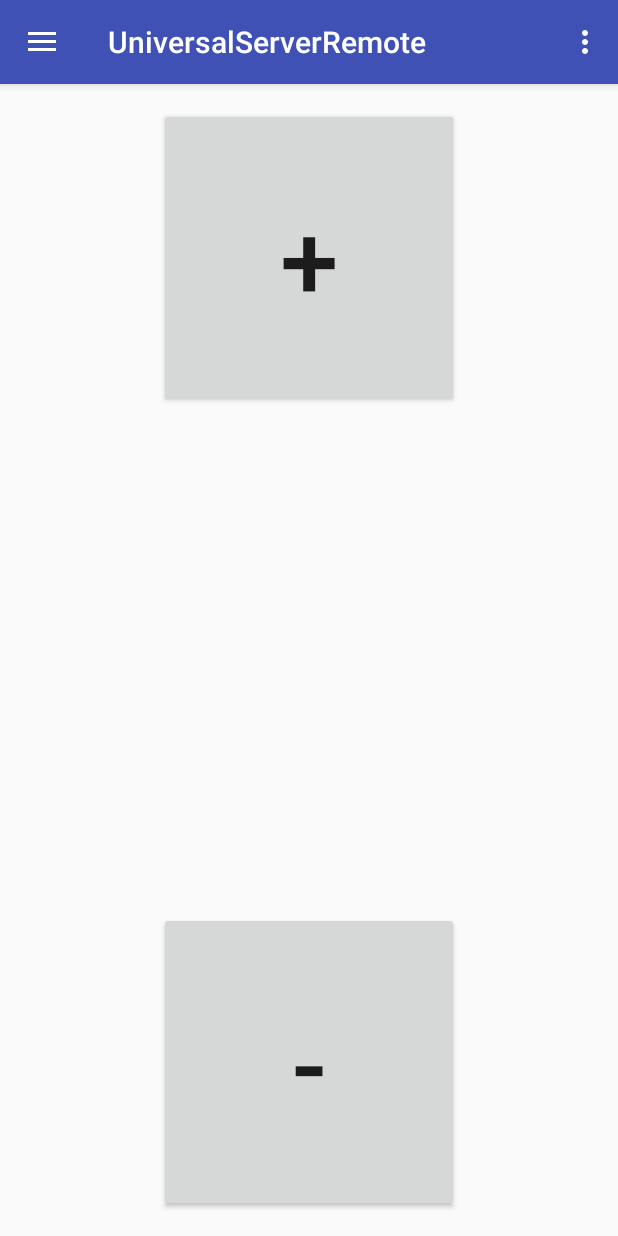
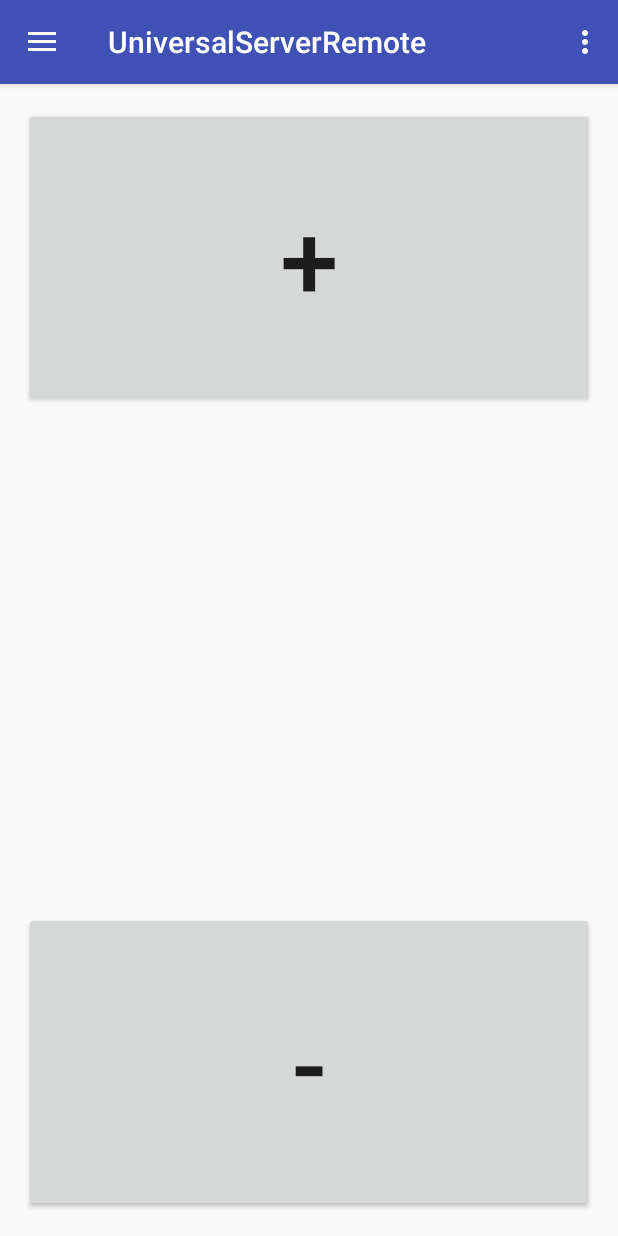
Before and after one commit to max-wittig/UniversalServerRemote, an Android app: the screen it shows after launch (MainActivity), in the side drawer, after a tap on "Volume", on a phone screen of 412 x 824 dp. Run offline under Robolectric (Android 15) with nearby library versions, the phone set to English and light mode, and no system bars.

Commit message:
app is now saving last open fragment position

```diff
--- a/app/src/main/java/com/maxwittig/universalserverremote/MainActivity.java
+++ b/app/src/main/java/com/maxwittig/universalserverremote/MainActivity.java
@@ -2,10 +2,8 @@ package com.maxwittig.universalserverremote;
 
 import android.app.Fragment;
 import android.app.FragmentManager;
+import android.content.SharedPreferences;
 import android.os.Bundle;
-import android.support.design.widget.FloatingActionButton;
-import android.support.design.widget.Snackbar;
-import android.view.View;
 import android.support.design.widget.NavigationView;
 import android.support.v4.view.GravityCompat;
 import android.support.v4.widget.DrawerLayout;
@@ -14,11 +12,10 @@ import android.support.v7.app.AppCompatActivity;
 import android.support.v7.widget.Toolbar;
 import android.view.Menu;
 import android.view.MenuItem;
-import android.widget.Toast;
 
-import com.android.volley.toolbox.StringRequest;
-import com.maxwittig.universalserverremote.commands.AlertFragment;
-import com.maxwittig.universalserverremote.commands.VolumeControlFragment;
+import com.maxwittig.universalserverremote.fragments.AlertFragment;
+import com.maxwittig.universalserverremote.fragments.SettingsFragment;
+import com.maxwittig.universalserverremote.fragments.VolumeControlFragment;
 
 public class MainActivity extends AppCompatActivity
         implements NavigationView.OnNavigationItemSelectedListener
@@ -52,6 +49,13 @@ public class MainActivity extends AppCompatActivity
 
         NavigationView navigationView = (NavigationView) findViewById(R.id.nav_view);
         navigationView.setNavigationItemSelectedListener(this);
+        loadSharedPreferences();
+        openLastFragment();
+    }
+
+    private void openLastFragment()
+    {
+
     }
 
     @Override
@@ -76,6 +80,38 @@ public class MainActivity extends AppCompatActivity
         return true;
     }
 
+    private void loadSharedPreferences()
+    {
+        SharedPreferences settings = getSharedPreferences("main", 0);
+        if(settings != null)
+        {
+            postSender.getSettings().setPort(settings.getInt("hostPort", 8000));
+            postSender.getSettings().setUrl(settings.getString("hostIP", "127.0.0.1"));
+            try
+            {
+                String classString = "com.maxwittig.universalserverremote.fragments." + settings.getString("currentOpenFragmentName", "SettingsFragment");
+                Class className = Class.forName(classString);
+                Fragment fragment = (Fragment)className.newInstance();
+                getFragmentManager().beginTransaction().replace(R.id.content_main, fragment).commit();
+            }
+            catch (Exception e)
+            {
+                e.printStackTrace();
+            }
+        }
+    }
+
+    private void saveCurrentFragment(String currentOpenFragmentName)
+    {
+        // We need an Editor object to make preference changes.
+        // All objects are from android.context.Context
+        SharedPreferences settings = getSharedPreferences("main", 0);
+        SharedPreferences.Editor editor = settings.edit();
+        editor.putString("currentOpenFragmentName", currentOpenFragmentName);
+        editor.apply();
+    }
+
+
     @Override
     public boolean onOptionsItemSelected(MenuItem item)
     {
@@ -93,7 +129,6 @@ public class MainActivity extends AppCompatActivity
         return super.onOptionsItemSelected(item);
     }
 
-    @SuppressWarnings("StatementWithEmptyBody")
     @Override
     public boolean onNavigationItemSelected(MenuItem item)
     {
@@ -104,37 +139,27 @@ public class MainActivity extends AppCompatActivity
         Bundle bundle = new Bundle();
         bundle.putParcelable("PostSender", postSender);
 
-
         if (id == R.id.nav_alert)
         {
             chosenFragment = new AlertFragment();
+            saveCurrentFragment("AlertFragment");
         }
         else if (id == R.id.nav_volume)
         {
             chosenFragment = new VolumeControlFragment();
+            saveCurrentFragment("VolumeControlFragment");
 
         }
         else if (id == R.id.nav_settings)
         {
             chosenFragment = new SettingsFragment();
+            saveCurrentFragment("SettingsFragment");
         }
-        else if (id == R.id.nav_manage)
-        {
 
-        }
-        else if (id == R.id.nav_share)
-        {
-
-        }
-        else if (id == R.id.nav_send)
-        {
-
-        }
         if(chosenFragment != null)
         {
             chosenFragment.setArguments(bundle);
             fragmentManager.beginTransaction().replace(R.id.content_main, chosenFragment).commit();
-            chosenFragment = null;
         }
 
         DrawerLayout drawer = (DrawerLayout) findViewById(R.id.drawer_layout);
--- a/app/src/main/java/com/maxwittig/universalserverremote/commands/AlertFragment.java
+++ b/app/src/main/java/com/maxwittig/universalserverremote/fragments/AlertFragment.java
@@ -1,8 +1,7 @@
-package com.maxwittig.universalserverremote.commands;
+package com.maxwittig.universalserverremote.fragments;
 
 
 import android.os.Bundle;
-import android.app.Fragment;
 import android.view.LayoutInflater;
 import android.view.View;
 import android.view.ViewGroup;
@@ -11,7 +10,6 @@ import android.widget.EditText;
 import android.widget.Toast;
 
 import com.maxwittig.universalserverremote.AbstractPostSendFragment;
-import com.maxwittig.universalserverremote.PostSender;
 import com.maxwittig.universalserverremote.R;
 
 
--- a/app/src/main/java/com/maxwittig/universalserverremote/SettingsFragment.java
+++ b/app/src/main/java/com/maxwittig/universalserverremote/fragments/SettingsFragment.java
@@ -1,7 +1,8 @@
-package com.maxwittig.universalserverremote;
+package com.maxwittig.universalserverremote.fragments;
 
 
 import android.content.Context;
+import android.content.SharedPreferences;
 import android.os.Bundle;
 import android.app.Fragment;
 import android.view.LayoutInflater;
@@ -10,6 +11,9 @@ import android.view.ViewGroup;
 import android.view.inputmethod.InputMethodManager;
 import android.widget.Button;
 import android.widget.EditText;
+
+import com.maxwittig.universalserverremote.AbstractPostSendFragment;
+import com.maxwittig.universalserverremote.R;
 
 import static android.content.Context.INPUT_METHOD_SERVICE;
 
@@ -22,6 +26,7 @@ public class SettingsFragment extends AbstractPostSendFragment
     private EditText ipEditText;
     private EditText portEditText;
     private Button settingsSaveButton;
+    private final String PREFS_NAME = "main";
 
 
     @Override
@@ -38,14 +43,39 @@ public class SettingsFragment extends AbstractPostSendFragment
             @Override
             public void onClick(View view)
             {
-                postSender.getSettings().setPort(Integer.parseInt(portEditText.getText().toString()));
-                postSender.getSettings().setUrl(ipEditText.getText().toString());
+                String portString = portEditText.getText().toString();
+                String ipString = ipEditText.getText().toString();
+                postSender.getSettings().setPort(Integer.parseInt(portString));
+                postSender.getSettings().setUrl(ipString);
                 hideSoftKeyBoard();
+                saveSharedPreferences(ipString, Integer.parseInt(portString));
             }
         });
-        portEditText.setText(String.valueOf(postSender.getSettings().getPort()));
-        ipEditText.setText(postSender.getSettings().getUrl());
+        //portEditText.setText(String.valueOf(postSender.getSettings().getPort()));
+        //ipEditText.setText(postSender.getSettings().getUrl());
+        loadSharedPreferences();
         return view;
+    }
+
+    private void loadSharedPreferences()
+    {
+        SharedPreferences settings = getActivity().getSharedPreferences(PREFS_NAME, 0);
+        if(settings != null)
+        {
+            ipEditText.setText(settings.getString("hostIP", "127.0.0.1"));
+            portEditText.setText(String.valueOf(settings.getInt("hostPort", 8000)));
+        }
+    }
+
+    private void saveSharedPreferences(String ip, int port)
+    {
+        // We need an Editor object to make preference changes.
+        // All objects are from android.context.Context
+        SharedPreferences settings = getActivity().getSharedPreferences(PREFS_NAME, 0);
+        SharedPreferences.Editor editor = settings.edit();
+        editor.putString("hostIP", ip);
+        editor.putInt("hostPort", port);
+        editor.apply();
     }
 
     private void hideSoftKeyBoard()
--- a/app/src/main/java/com/maxwittig/universalserverremote/commands/VolumeControlFragment.java
+++ b/app/src/main/java/com/maxwittig/universalserverremote/fragments/VolumeControlFragment.java
@@ -1,8 +1,7 @@
-package com.maxwittig.universalserverremote.commands;
+package com.maxwittig.universalserverremote.fragments;
 
 
 import android.os.Bundle;
-import android.app.Fragment;
 import android.view.LayoutInflater;
 import android.view.View;
 import android.view.ViewGroup;
@@ -10,7 +9,6 @@ import android.widget.Button;
 import android.widget.TextView;
 
 import com.maxwittig.universalserverremote.AbstractPostSendFragment;
-import com.maxwittig.universalserverremote.PostSender;
 import com.maxwittig.universalserverremote.R;
 
 public class VolumeControlFragment extends AbstractPostSendFragment
--- a/app/src/main/res/layout/fragment_alert.xml
+++ b/app/src/main/res/layout/fragment_alert.xml
@@ -2,7 +2,7 @@
              xmlns:tools="http://schemas.android.com/tools"
              android:layout_width="match_parent"
              android:layout_height="match_parent"
-             tools:context="com.maxwittig.universalserverremote.commands.AlertFragment">
+             tools:context="com.maxwittig.universalserverremote.fragments.AlertFragment">
 
 
     <EditText
--- a/app/src/main/res/layout/fragment_settings.xml
+++ b/app/src/main/res/layout/fragment_settings.xml
@@ -2,7 +2,7 @@
              xmlns:tools="http://schemas.android.com/tools"
              android:layout_width="match_parent"
              android:layout_height="match_parent"
-             tools:context="com.maxwittig.universalserverremote.SettingsFragment">
+             tools:context="com.maxwittig.universalserverremote.fragments.SettingsFragment">
 
     <TextView
         android:text="IP:"
--- a/app/src/main/res/layout/fragment_volume_control.xml
+++ b/app/src/main/res/layout/fragment_volume_control.xml
@@ -2,17 +2,18 @@
              xmlns:tools="http://schemas.android.com/tools"
              android:layout_width="match_parent"
              android:layout_height="match_parent"
-             tools:context="com.maxwittig.universalserverremote.commands.VolumeControlFragment">
+             tools:context="com.maxwittig.universalserverremote.fragments.VolumeControlFragment">
 
 
     <Button
         android:text="+"
         android:layout_alignParentTop="true"
-        android:layout_centerHorizontal="true"
         android:id="@+id/volumeUpButton"
         android:layout_width="200dp"
         android:layout_height="200dp"
-        android:textSize="70sp"/>
+        android:textSize="70sp"
+        android:layout_alignParentEnd="true"
+        android:layout_alignParentStart="true"/>
 
     <Button
         android:text="-"
@@ -20,8 +21,9 @@
         android:layout_height="200dp"
         android:id="@+id/volumeDownButton"
         android:layout_alignParentBottom="true"
-        android:layout_centerHorizontal="true"
-        android:textSize="70sp"/>
+        android:textSize="70sp"
+        android:layout_alignParentEnd="true"
+        android:layout_alignParentStart="true"/>
 
     <TextView
         android:layout_width="wrap_content"
--- a/app/src/main/res/menu/activity_main_drawer.xml
+++ b/app/src/main/res/menu/activity_main_drawer.xml
@@ -14,23 +14,7 @@
             android:id="@+id/nav_settings"
             android:icon="@drawable/ic_menu_slideshow"
             android:title="Settings"/>
-        <item
-            android:id="@+id/nav_manage"
-            android:icon="@drawable/ic_menu_manage"
-            android:title="Tools"/>
     </group>
 
-    <item android:title="Communicate">
-        <menu>
-            <item
-                android:id="@+id/nav_share"
-                android:icon="@drawable/ic_menu_share"
-                android:title="Share"/>
-            <item
-                android:id="@+id/nav_send"
-                android:icon="@drawable/ic_menu_send"
-                android:title="Send"/>
-        </menu>
-    </item>
 
 </menu>
```
Also changed, not shown: app/src/main/java/com/maxwittig/universalserverremote/PostSender.java (+15 -9 lines), app/src/main/res/layout/nav_header_main.xml (+1 -7 lines).
